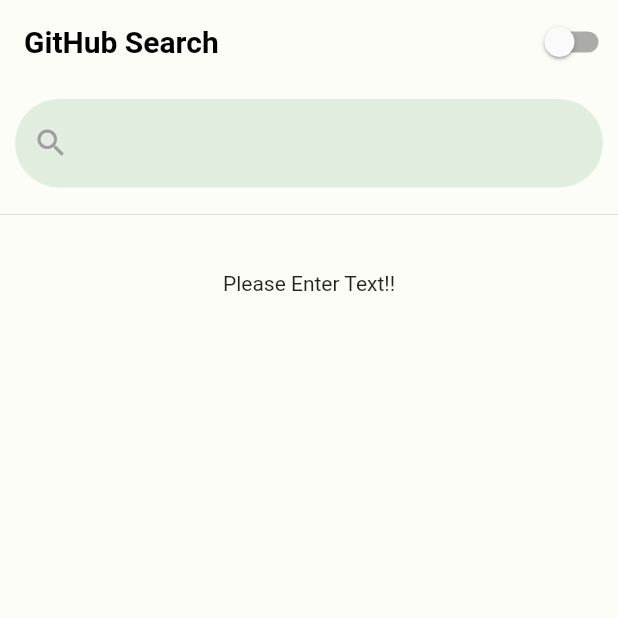
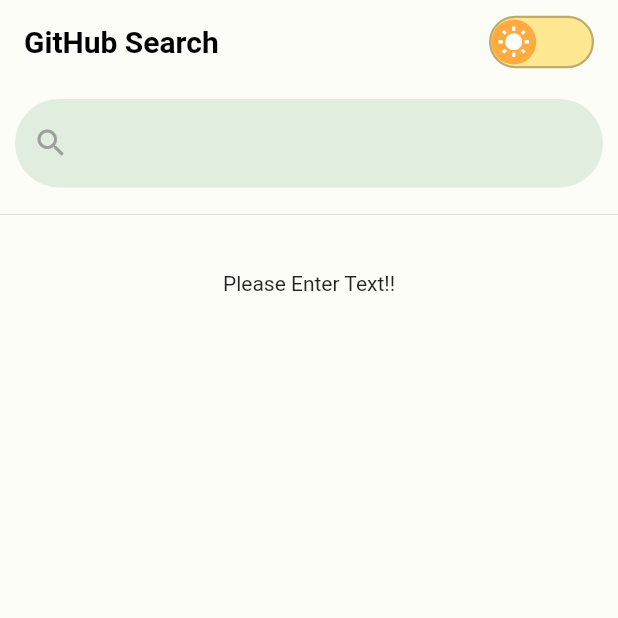
Before and after one commit to mqkotoo/github_search_study, a Flutter app: the screen it shows after launch, on a phone screen of 412 x 824 dp, the top half of it. Run offline on Flutter 3.47's test engine with Material 2 defaults, Android fonts, the phone set to English and light mode, and no system bars; drawn by our look-alikes of flutter_switch; our stand-ins replace connectivity_plus, device_preview, flutter_riverpod, freezed_annotation, shared_preferences, shimmer.

Commit message:
テーマ切り替えスイッチの見た目変更

```diff
--- a/lib/presentation/search/widget/search_app_bar.dart
+++ b/lib/presentation/search/widget/search_app_bar.dart
@@ -1,6 +1,7 @@
 import 'package:flutter/material.dart';
 
 import 'package:flutter_riverpod/flutter_riverpod.dart';
+import 'package:flutter_switch/flutter_switch.dart';
 
 import '../../../generated/l10n.dart';
 import '../../../theme/theme_mode_provider.dart';
@@ -16,22 +17,46 @@
     //theme設定
     final themeMode = ref.watch(themeModeProvider);
     return AppBar(
-      title: Text(
+      title: Row(
+        mainAxisAlignment: MainAxisAlignment.spaceBetween,
+        children: [
+          Text(
             S.of(context).searchPageTitle,
             key: const Key("searchAppBar"),
           ),
-      //APPBARの右側
-      actions: [
-        Switch(
-          //キャッシュされているモードがダークかで判定
+          FlutterSwitch(
             value: themeMode == ThemeMode.dark,
-          activeColor: const Color(0xff64FFDA),
-          onChanged: (value) {
+            onToggle: (value) {
               final themeSelector = ref.read(themeModeProvider.notifier);
               themeSelector.toggleThemeAndSave(value);
             },
+            padding:0,
+            toggleSize: 30,
+            activeToggleColor: const Color(0xFF0D3B74),
+            inactiveToggleColor: const Color(0xFFFFAB40),
+            activeSwitchBorder: Border.all(
+              color: const Color(0x42000000),
+              width: 1.5,
+            ),
+            inactiveSwitchBorder: Border.all(
+              color: const Color(0x42000000),
+              width: 1.5,
+            ),
+
+            activeColor: const Color(0xFF365377),
+            inactiveColor: const Color(0xFFFFE892),
+
+            activeIcon: const Icon(
+              Icons.nightlight_round,
+              color: Colors.orangeAccent,
+            ),
+            inactiveIcon: const Icon(
+              Icons.wb_sunny,
+              color: Colors.white,
+            ),
           )
-      ],
+        ]
+      ),
     );
   }
 }
--- a/pubspec.yaml
+++ b/pubspec.yaml
@@ -24,6 +24,7 @@
   flutter_localizations:
     sdk: flutter
   device_preview: ^1.1.0
+  flutter_switch: ^0.3.2
 
 
 dev_dependencies:
```
Also changed, not shown: lib/generated/intl/messages_all.dart, lib/generated/l10n.dart, pubspec.lock. Lines whose indentation alone changed are shown as unchanged.
